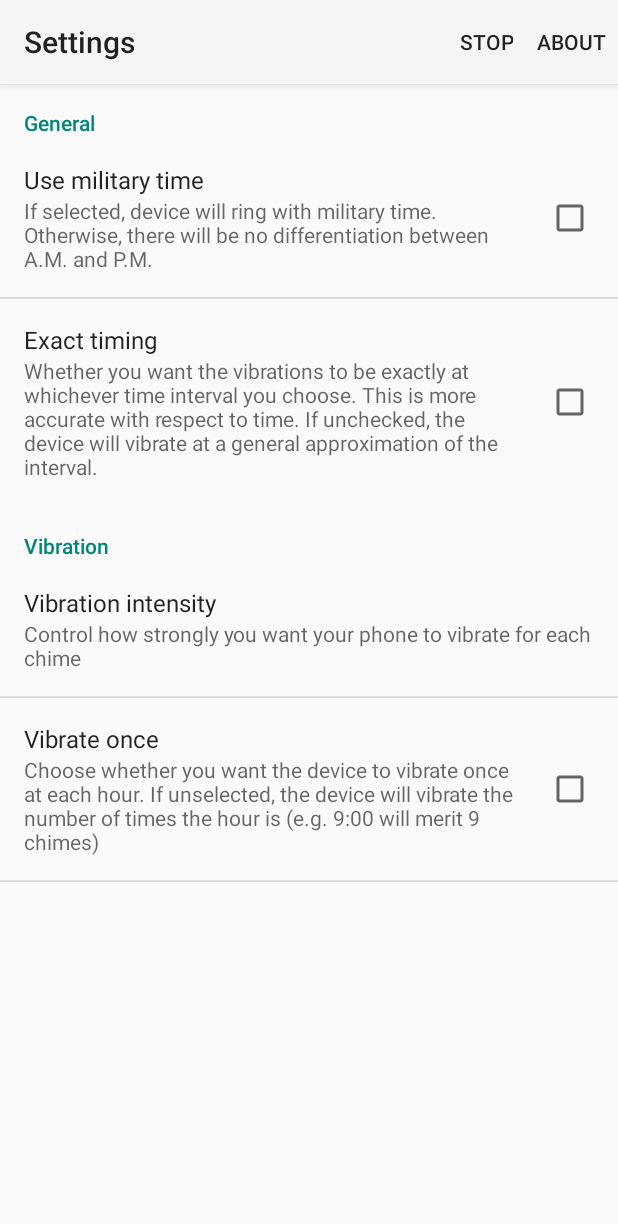
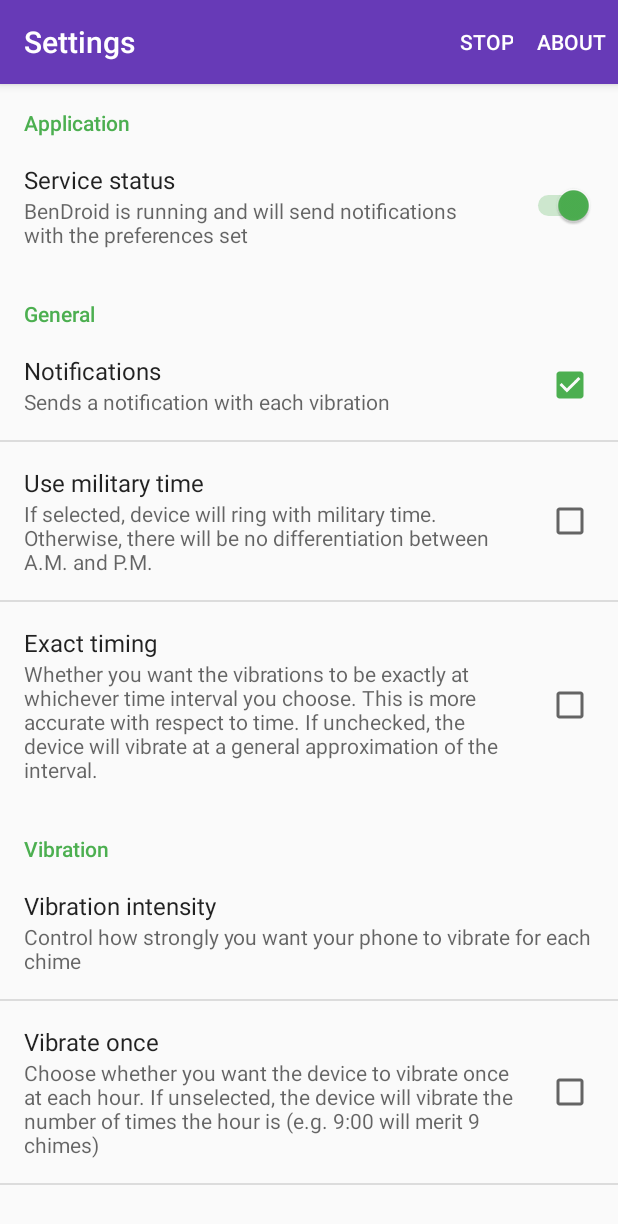
Before and after one commit to afnanenayet/BenDroid, an Android app: the SettingsActivity screen opened directly, with no data from a screen before it, after a tap on "STOP", on a phone screen of 412 x 824 dp. Shown: the top 1224 px of the screen. Run offline under Robolectric (Android 15) with nearby library versions, the phone set to English and light mode, and no system bars.

Commit message:
update Added switch for turning on/off service

```diff
--- a/app/build.gradle
+++ b/app/build.gradle
@@ -21,7 +21,7 @@ android {
 
 dependencies {
     compile fileTree(dir: 'libs', include: ['*.jar'])
-    compile 'com.android.support:appcompat-v7:23.0.0'
-    compile 'com.android.support:support-v4:23.0.0'
-    compile 'com.android.support:cardview-v7:23.0.0'
+    compile 'com.android.support:appcompat-v7:23.0.1'
+    compile 'com.android.support:support-v4:23.0.1'
+    compile 'com.android.support:cardview-v7:23.0.1'
 }
--- a/app/src/main/java/com/enayet/bendroid/SettingsActivity.java
+++ b/app/src/main/java/com/enayet/bendroid/SettingsActivity.java
@@ -21,33 +21,18 @@ import java.util.Calendar;
 public class SettingsActivity extends AppCompatActivity {
 
     private PendingIntent mPendingIntent;
+
     SharedPreferences.OnSharedPreferenceChangeListener listener = new SharedPreferences.OnSharedPreferenceChangeListener() {
         @Override
         public void onSharedPreferenceChanged(SharedPreferences mPrefs, String key) {
-            SettingsActivity mActivity = new SettingsActivity();
-            mActivity.setAlarm();
-
-            switch (key) {
-
-                case ("military_time_pref"):
-                    Log.i("Preferences", "Military time");
-                    break;
-
-                case ("exact_time_pref"):
-                    break;
-
-                case ("vibration_pref"):
-                    break;
-
-                case ("vibration_frequency_pref"):
-                    break;
-            }
+            setAlarm();
         }
     };
 
     @Override
     protected void onPostCreate(Bundle savedInstanceState) {
         super.onPostCreate(savedInstanceState);
+        // Getting preference fragment and populating content of this activity with it
         FragmentManager mFragmentManager = getFragmentManager();
         FragmentTransaction mFragmentTransaction = mFragmentManager
                 .beginTransaction();
@@ -59,6 +44,7 @@ public class SettingsActivity extends AppCompatActivity {
                 .commit();
         PreferenceManager.setDefaultValues(this, R.xml.preferences, false);
 
+        // Starts the vibration alarm service when the activity begins
         setAlarm();
     }
 
@@ -72,6 +58,7 @@ public class SettingsActivity extends AppCompatActivity {
     @Override
     protected void onResume() {
         super.onResume();
+        // Registering preference listener so it won't get caught by garbage collection
         SharedPreferences mPrefs = PreferenceManager.getDefaultSharedPreferences(this);
         mPrefs.registerOnSharedPreferenceChangeListener(listener);
     }
@@ -79,6 +66,8 @@ public class SettingsActivity extends AppCompatActivity {
     @Override
     protected void onPause() {
         super.onPause();
+        // Unregistering preference listener since we won't be using when the user isn't
+        // focused on the activity
         SharedPreferences mPrefs = PreferenceManager.getDefaultSharedPreferences(this);
         mPrefs.unregisterOnSharedPreferenceChangeListener(listener);
     }
@@ -97,7 +86,9 @@ public class SettingsActivity extends AppCompatActivity {
                    .show();
 
             return true;
-        } else if (id == R.id.stop_alarm) { //allows the users to stop the alarm service
+
+          // Temporary measure until a more pleasing stopping option is created
+        } else if (id == R.id.stop_alarm) {
             killAlarm();
             Toast.makeText(SettingsActivity.this, "Service stopped", Toast.LENGTH_SHORT).show();
         }
@@ -105,6 +96,7 @@ public class SettingsActivity extends AppCompatActivity {
         return super.onOptionsItemSelected(item);
     }
 
+    // Creates the Alarm service which specifies what times
     public void setAlarm() {
         SharedPreferences mPrefs = PreferenceManager.getDefaultSharedPreferences(this);
         mPrefs.registerOnSharedPreferenceChangeListener(listener);
@@ -113,7 +105,8 @@ public class SettingsActivity extends AppCompatActivity {
         Intent mAlarmIntent = new Intent(SettingsActivity.this, AlarmReceiver.class);
 
         mAlarmIntent.putExtra("singleVibration", mPrefs.getBoolean("vibration_frequency_pref", false));
-        mAlarmIntent.putExtra("vibrationDuration", mPrefs.getInt("vibration_pref", 200)); //passing vibration duration to alarm receiver
+        mAlarmIntent.putExtra("vibrationDuration", 50 /*mPrefs.getInt("vibration_pref", 2)*/); //passing vibration duration to alarm receiver
+        mAlarmIntent.putExtra("sendNotification", mPrefs.getBoolean("send_notification", true));
 
         mPendingIntent = PendingIntent.getBroadcast(SettingsActivity.this, 0, mAlarmIntent, PendingIntent.FLAG_UPDATE_CURRENT);
 
@@ -124,10 +117,17 @@ public class SettingsActivity extends AppCompatActivity {
         //setting starting time and periodic intervals of alarm
         Calendar mCalendar = Calendar.getInstance();
         mCalendar.setTimeInMillis(System.currentTimeMillis());
-        mCalendar.add(Calendar.SECOND, 0); // first time
-        long frequency = 60 * 1000; // in ms
+        mCalendar.add(Calendar.SECOND, 0); // first time TODO: tie this to mPrefs
+        long frequency = 60 * 1000; // in ms TODO tie this to mPrefs
 
-        alarmManager.setRepeating(AlarmManager.RTC_WAKEUP, mCalendar.getTimeInMillis(), frequency, mPendingIntent);
+        if (mPrefs.getBoolean("exact_time_pref", true)) {
+            alarmManager.setRepeating(AlarmManager.RTC, mCalendar.getTimeInMillis(), frequency, mPendingIntent);
+        }
+
+        else {
+            alarmManager.setRepeating(AlarmManager.RTC_WAKEUP, mCalendar.getTimeInMillis(), frequency, mPendingIntent);
+        }
+
     }
 
     public void killAlarm() {
@@ -135,6 +135,6 @@ public class SettingsActivity extends AppCompatActivity {
         PendingIntent pendingIntent = PendingIntent.getBroadcast(getApplicationContext(), 0, intent, 0);
         AlarmManager alarmManager = (AlarmManager) getSystemService(ALARM_SERVICE);
         alarmManager.cancel(pendingIntent);
-        Log.i("BenDroid/Settings", "Alarm stopped succesfully");
+        Log.i("BenDroid/Settings", "Alarm stopped successfully");
     }
 }
--- a/app/src/main/java/com/enayet/bendroid/numberSeekerPreference.java
+++ b/app/src/main/java/com/enayet/bendroid/numberSeekerPreference.java
@@ -5,23 +5,34 @@ import android.content.res.TypedArray;
 import android.preference.DialogPreference;
 import android.util.AttributeSet;
 import android.util.Log;
+import android.widget.SeekBar;
+import android.widget.TextView;
 
 /**
+ * This is a custom preference that creates a dialog with a slider that returns an integer value
+ * between 0-100
  * Created by aenayet on 8/30/15.
  */
-public class numberSeekerPreference extends DialogPreference {
-    int mCurrentValue;
+public class numberSeekerPreference extends DialogPreference implements SeekBar.OnSeekBarChangeListener {
+    int mCurrentValue = 50;
 
+    // Required constructor
     public numberSeekerPreference(Context context, AttributeSet attributes) {
         super(context, attributes);
+
         setDialogLayoutResource(R.layout.number_seeker_layout);
+
         setPositiveButtonText(android.R.string.ok);
         setNegativeButtonText(android.R.string.cancel);
+
+        // Setting to false because we are storing the value ourselves
         setPersistent(false);
+
         setDialogIcon(null);
     }
 
     @Override
+    // Function sets whether activity preference will persist value
     public void setPersistent(boolean persistent) {
         super.setPersistent(persistent);
     }
@@ -30,10 +41,12 @@ public class numberSeekerPreference extends DialogPreference {
     protected void onSetInitialValue(boolean restorePersistedValue, Object defaultValue) {
 
         if (restorePersistedValue) {
+            Log.i("seekbarPref", "Restoring persisted value");
             // Restore existing state
             mCurrentValue = this.getPersistedInt(R.id.seekBarPref);
         } else {
             // Set default state from the XML attribute
+            Log.i("seekbarPref", "Setting default value");
             mCurrentValue = (Integer) defaultValue;
             persistInt(mCurrentValue);
         }
@@ -41,6 +54,7 @@ public class numberSeekerPreference extends DialogPreference {
 
     @Override
     protected Object onGetDefaultValue(TypedArray a, int index) {
+        Log.i("seekbarPref", "Getting default value");
         return a.getInteger(index, DEFAULT_ORDER);
     }
 
@@ -53,4 +67,20 @@ public class numberSeekerPreference extends DialogPreference {
             persistInt(R.id.seekBarPref); //gets value of seekbarpreference
         }
     }
+
+    @Override
+    public void onStartTrackingTouch(SeekBar seekBar) {
+
+    }
+
+    @Override
+    public void onProgressChanged(SeekBar seekBar, int progress, boolean fromUser) {
+        // TODO add something here
+    }
+
+    @Override
+    public void onStopTrackingTouch(SeekBar seekBar) {
+        TextView mTextView;
+
+    }
 }
--- a/app/src/main/res/layout/number_seeker_layout.xml
+++ b/app/src/main/res/layout/number_seeker_layout.xml
@@ -12,7 +12,6 @@
         android:layout_alignParentRight="true"
         android:layout_alignParentEnd="true"
         android:max="100"
-        android:scrollIndicators="start|end|top"
         android:indeterminate="false" />
 
     <TextView
--- /dev/null
+++ b/app/src/main/res/values/colors.xml
@@ -0,0 +1,4 @@
+<?xml version="1.0" encoding="utf-8"?>
+<resources>
+    <item name="primary_material_light" type="color">#512DA8</item>
+</resources>
--- a/app/src/main/res/values/strings.xml
+++ b/app/src/main/res/values/strings.xml
@@ -23,4 +23,9 @@
     <string name="title_activity_settings">Settings</string>
     <string name="exact_pref_title">Exact timing</string>
     <string name="exact_pref_summary">Whether you want the vibrations to be exactly at whichever time interval you choose. This is more accurate with respect to time. If unchecked, the device will vibrate at a general approximation of the interval.</string>
+    <string name="notification_pref_summary">Sends a notification with each vibration</string>
+    <string name="notification_pref_title">Notifications</string>
+    <string name="service_on_summary">BenDroid is running and will send notifications with the preferences set</string>
+    <string name="service_off_summary">BenDroid is not running and will not send vibrations or notifications</string>
+    <string name="app_category">Application</string>
 </resources>
--- a/app/src/main/res/values/styles.xml
+++ b/app/src/main/res/values/styles.xml
@@ -1,8 +1,12 @@
 <resources>
 
     <!-- Base application theme. -->
-    <style name="AppTheme" parent="Theme.AppCompat.Light">
-        <!-- Customize your theme here. -->
+    <style name="AppTheme" parent="Theme.AppCompat.Light.DarkActionBar">
+        <item name="colorPrimary">#673AB7</item>
+        <item name="colorPrimaryDark">#512DA8</item>
+        <item name="colorAccent">#4CAF50</item>
+        <item name="android:windowNoTitle">true</item>
+        <item name="windowActionBar">true</item>
     </style>
 
 </resources>
--- a/app/src/main/res/xml/preferences.xml
+++ b/app/src/main/res/xml/preferences.xml
@@ -1,9 +1,26 @@
 <?xml version="1.0" encoding="utf-8"?>
 <PreferenceScreen xmlns:android="http://schemas.android.com/apk/res/android">
+    <PreferenceCategory android:title="@string/app_category">
+
+        <SwitchPreference
+            android:defaultValue="true"
+            android:key="is_service_enabled"
+            android:summaryOff="@string/service_off_summary"
+            android:summaryOn="@string/service_on_summary"
+            android:title="Service status" />
+    </PreferenceCategory>
     <PreferenceCategory
         android:title="@string/general_category">
+
+        <CheckBoxPreference
+            android:defaultValue="true"
+            android:key="send_notification"
+            android:summary="@string/notification_pref_summary"
+            android:title="@string/notification_pref_title" />
+
         <CheckBoxPreference
             android:defaultValue="false"
+            android:dependency="vibration_frequency_pref"
             android:key="military_time_pref"
             android:summary="@string/military_time_summary"
             android:title="@string/military_time" />
@@ -13,6 +30,7 @@
             android:key="exact_time_pref"
             android:summary="@string/exact_pref_summary"
             android:title="@string/exact_pref_title" />
+
     </PreferenceCategory>
 
     <PreferenceCategory
@@ -26,11 +44,12 @@
             android:title="@string/vibration_intensity"
             />
 
+
         <CheckBoxPreference
+            android:disableDependentsState="true"
             android:key="vibration_frequency_pref"
             android:summary="@string/vibration_frequency_summary"
             android:title="@string/vibration_frequency" />
-            <!--android:dependency="@+id/military_time_pref"-->
 
 
     </PreferenceCategory>
```
Also changed, not shown: app/src/main/java/com/enayet/bendroid/AlarmReceiver.java (+30 -1 lines), app/src/main/res/mipmap-hdpi/ic_launcher.png, app/src/main/res/mipmap-hdpi/notification_icon.png (added), app/src/main/res/mipmap-mdpi/ic_launcher.png, app/src/main/res/mipmap-mdpi/notification_icon.png (added), app/src/main/res/mipmap-xhdpi/ic_launcher.png, app/src/main/res/mipmap-xhdpi/notification_icon.png (added), app/src/main/res/mipmap-xxhdpi/ic_launcher.png, app/src/main/res/mipmap-xxhdpi/notification_icon.png (added), app/src/main/res/mipmap-xxxhdpi/ic_launcher.png (added), app/src/main/res/mipmap-xxxhdpi/notification_icon.png (added), 1 other file.
